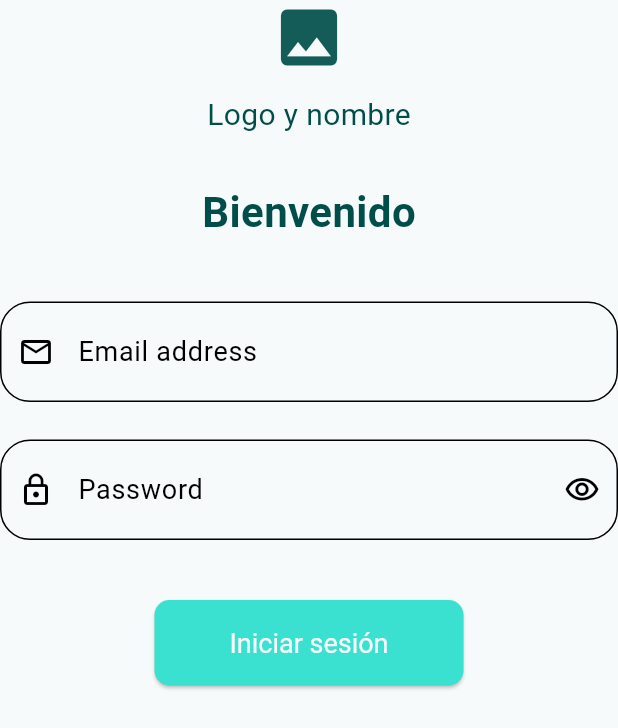
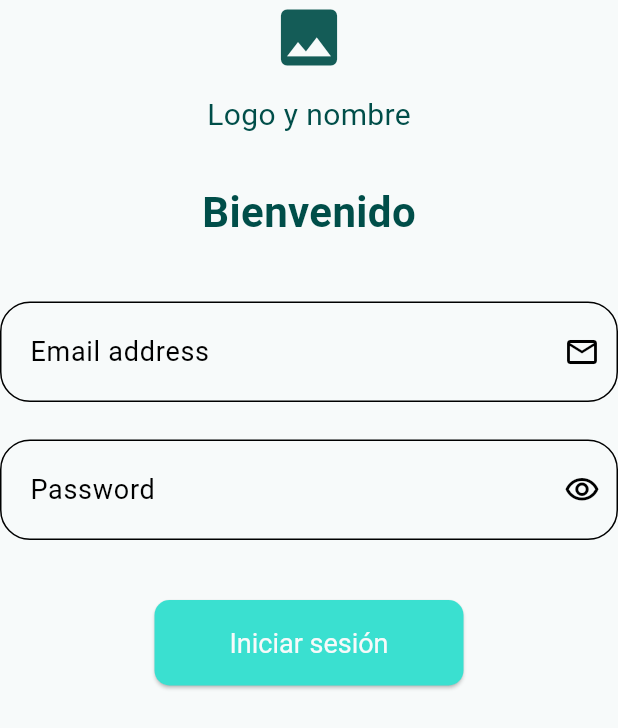
Before and after one commit to Emmanueloz/frontend_water_quality, a Flutter app: the LoginForm widget shown alone on an empty page, opened directly, on a phone screen of 412 x 824 dp. Shown: the top 728 px of the screen. Run offline on Flutter 3.47's test engine with Material 3 defaults, Android fonts, the phone set to English and light mode, and no system bars; our stand-ins replace go_router; missing offline and left inert: girix_code_gauge.

Commit message:
Correccion de lugar en iconos de input email

```diff
--- a/lib/presentation/widgets/specific/form_login.dart
+++ b/lib/presentation/widgets/specific/form_login.dart
@@ -41,7 +41,7 @@ class LoginForm extends StatelessWidget {
             decoration: const InputDecoration(
               labelText: 'Email address',
               labelStyle: TextStyle(fontSize: 18),
-              prefixIcon: Icon(Icons.email_outlined),
+              suffixIcon: Icon(Icons.email_outlined),
               border: OutlineInputBorder(
                 borderRadius: BorderRadius.all(Radius.circular(20)),
               ),
@@ -57,7 +57,6 @@ class LoginForm extends StatelessWidget {
             decoration: const InputDecoration(
               labelText: 'Password',
               labelStyle: TextStyle(fontSize: 18),
-              prefixIcon: Icon(Icons.lock_outline),
               suffixIcon: Icon(Icons.visibility_outlined),
               border: OutlineInputBorder(
                 borderRadius: BorderRadius.all(Radius.circular(20)),
```
